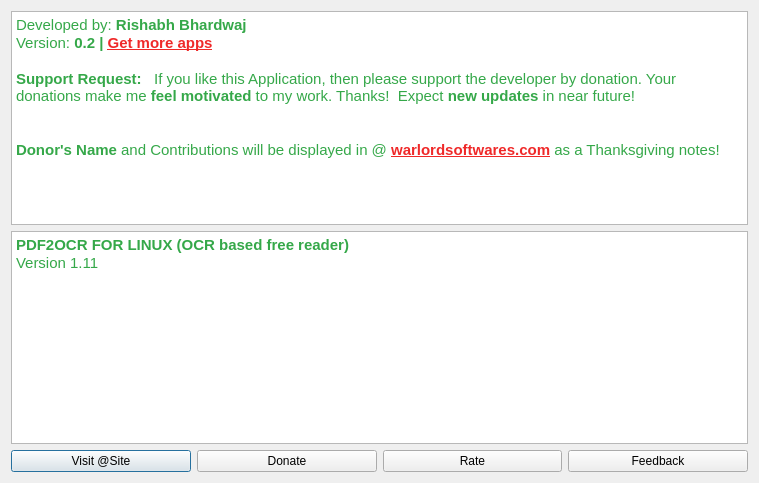
Qt form src/about_page.ui (rishabh3354/PDF2OCR) before a commit.
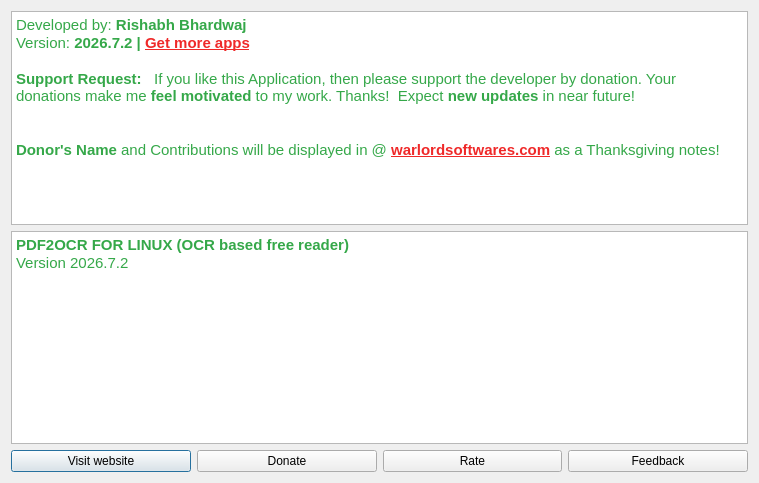
The same form after that commit. Icons and pictures are not drawn.

Patch:
```diff
--- a/src/about_page.ui
+++ b/src/about_page.ui
@@ -46,7 +46,7 @@
 &lt;/style&gt;&lt;/head&gt;&lt;body style=&quot; font-family:'Ubuntu'; font-size:11pt; font-weight:400; font-style:normal;&quot;&gt;
 &lt;p style=&quot; margin-top:0px; margin-bottom:0px; margin-left:0px; margin-right:0px; -qt-block-indent:0; text-indent:0px;&quot;&gt;&lt;img src=&quot;:/myresource/resource/icons8-male-user-96.png&quot; height=&quot;50&quot; /&gt;&lt;/p&gt;
 &lt;p style=&quot; margin-top:0px; margin-bottom:0px; margin-left:0px; margin-right:0px; -qt-block-indent:0; text-indent:0px;&quot;&gt;&lt;span style=&quot; color:#35a849;&quot;&gt;Developed by: &lt;/span&gt;&lt;span style=&quot; font-weight:600; color:#35a849;&quot;&gt;Rishabh Bhardwaj&lt;/span&gt;&lt;/p&gt;
-&lt;p style=&quot; margin-top:0px; margin-bottom:0px; margin-left:0px; margin-right:0px; -qt-block-indent:0; text-indent:0px;&quot;&gt;&lt;span style=&quot; color:#35a849;&quot;&gt;Version: &lt;/span&gt;&lt;span style=&quot; font-weight:600; color:#35a849;&quot;&gt;0.2 | &lt;/span&gt;&lt;a href=&quot;https://snapcraft.io/search?q=rishabh&quot;&gt;&lt;span style=&quot; font-weight:600; text-decoration: underline; color:#ef2929;&quot;&gt;Get more apps&lt;/span&gt;&lt;/a&gt;&lt;/p&gt;
+&lt;p style=&quot; margin-top:0px; margin-bottom:0px; margin-left:0px; margin-right:0px; -qt-block-indent:0; text-indent:0px;&quot;&gt;&lt;span style=&quot; color:#35a849;&quot;&gt;Version: &lt;/span&gt;&lt;span style=&quot; font-weight:600; color:#35a849;&quot;&gt;2026.7.2 | &lt;/span&gt;&lt;a href=&quot;https://snapcraft.io/search?q=rishabh&quot;&gt;&lt;span style=&quot; font-weight:600; text-decoration: underline; color:#ef2929;&quot;&gt;Get more apps&lt;/span&gt;&lt;/a&gt;&lt;/p&gt;
 &lt;p style=&quot;-qt-paragraph-type:empty; margin-top:0px; margin-bottom:0px; margin-left:0px; margin-right:0px; -qt-block-indent:0; text-indent:0px; color:#35a849;&quot;&gt;&lt;br /&gt;&lt;/p&gt;
 &lt;p style=&quot; margin-top:0px; margin-bottom:0px; margin-left:0px; margin-right:0px; -qt-block-indent:0; text-indent:0px;&quot;&gt;&lt;span style=&quot; font-weight:600; color:#35a849;&quot;&gt;Support Request:&lt;/span&gt;&lt;span style=&quot; color:#35a849;&quot;&gt;   If you like this Application, then please support the developer by donation. Your donations make me &lt;/span&gt;&lt;span style=&quot; font-weight:600; color:#35a849;&quot;&gt;feel motivated&lt;/span&gt;&lt;span style=&quot; color:#35a849;&quot;&gt; to my work. Thanks!  Expect &lt;/span&gt;&lt;span style=&quot; font-weight:600; color:#35a849;&quot;&gt;new updates&lt;/span&gt;&lt;span style=&quot; color:#35a849;&quot;&gt; in near future!&lt;/span&gt;&lt;/p&gt;
 &lt;p style=&quot;-qt-paragraph-type:empty; margin-top:0px; margin-bottom:0px; margin-left:0px; margin-right:0px; -qt-block-indent:0; text-indent:0px; color:#35a849;&quot;&gt;&lt;br /&gt;&lt;/p&gt;
@@ -71,7 +71,7 @@
 &lt;/style&gt;&lt;/head&gt;&lt;body style=&quot; font-family:'Ubuntu'; font-size:11pt; font-weight:400; font-style:normal;&quot;&gt;
 &lt;p style=&quot; margin-top:0px; margin-bottom:0px; margin-left:0px; margin-right:0px; -qt-block-indent:0; text-indent:0px;&quot;&gt;&lt;img src=&quot;:/myresource/resource/pdf2go.png&quot; height=&quot;50&quot; /&gt;&lt;/p&gt;
 &lt;p style=&quot; margin-top:0px; margin-bottom:0px; margin-left:0px; margin-right:0px; -qt-block-indent:0; text-indent:0px;&quot;&gt;&lt;span style=&quot; font-weight:600; color:#35a849;&quot;&gt;PDF2OCR FOR LINUX (OCR based free reader)&lt;/span&gt;&lt;/p&gt;
-&lt;p style=&quot; margin-top:0px; margin-bottom:0px; margin-left:0px; margin-right:0px; -qt-block-indent:0; text-indent:0px;&quot;&gt;&lt;span style=&quot; color:#35a849;&quot;&gt;Version 1.11&lt;/span&gt;&lt;/p&gt;&lt;/body&gt;&lt;/html&gt;</string>
+&lt;p style=&quot; margin-top:0px; margin-bottom:0px; margin-left:0px; margin-right:0px; -qt-block-indent:0; text-indent:0px;&quot;&gt;&lt;span style=&quot; color:#35a849;&quot;&gt;Version 2026.7.2&lt;/span&gt;&lt;/p&gt;&lt;/body&gt;&lt;/html&gt;</string>
          </property>
          <property name="openExternalLinks">
           <bool>true</bool>
@@ -91,7 +91,7 @@
           <string notr="true"/>
          </property>
          <property name="text">
-          <string>Visit @Site</string>
+          <string>Visit website</string>
          </property>
          <property name="icon">
           <iconset resource="resource.qrc">
```
